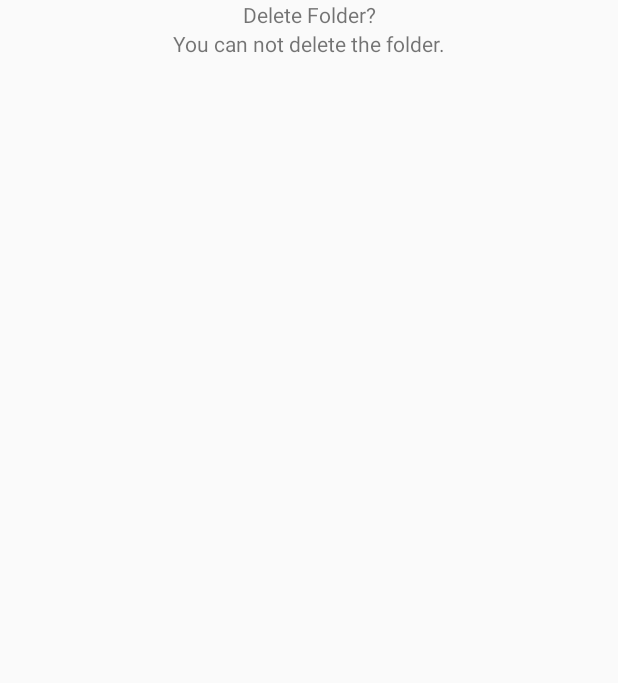
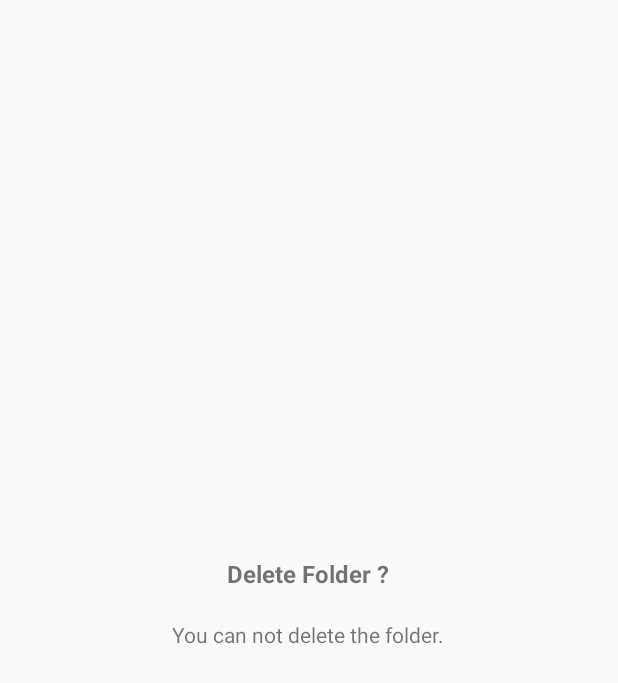
Before and after one commit to huirong628/mytodo, an Android app: the layout dialog_delete_folder.xml on its own in the app's theme, with its tools: preview values and no code run, on a phone screen of 412 x 824 dp. Shown: the top 683 px of the screen. Run offline under Robolectric (Android 15) with nearby library versions, the phone set to English and light mode, and no system bars.

Commit message:
删除dialog提示UI优化

```diff
--- a/app/src/main/res/layout/dialog_delete_folder.xml
+++ b/app/src/main/res/layout/dialog_delete_folder.xml
@@ -1,28 +1,30 @@
 <?xml version="1.0" encoding="utf-8"?>
 <LinearLayout xmlns:android="http://schemas.android.com/apk/res/android"
-    android:layout_width="match_parent"
+    android:layout_width="wrap_content"
     android:layout_height="wrap_content"
-    android:orientation="vertical">
+    android:layout_gravity="center"
+    android:orientation="vertical"
+    android:paddingBottom="24dp"
+    android:paddingLeft="24dp"
+    android:paddingRight="24dp"
+    android:paddingTop="24dp">
 
     <TextView
-        android:layout_width="match_parent"
+        android:layout_width="wrap_content"
         android:layout_height="wrap_content"
-        android:gravity="center"
-        android:text="Delete Folder?" />
+        android:layout_gravity="center"
+        android:text="Delete Folder ?"
+        android:textSize="16sp"
+        android:textStyle="bold" />
 
     <TextView
-        android:layout_width="match_parent"
+        android:id="@+id/folder_content"
+        android:layout_width="wrap_content"
         android:layout_height="wrap_content"
+        android:layout_gravity="center"
+        android:layout_marginBottom="20dp"
+        android:layout_marginTop="20dp"
         android:text="You can not delete the folder."
-        android:gravity="center" />
-
-    <TextView
-        android:layout_width="match_parent"
-        android:layout_height="wrap_content" />
-
-    <TextView
-        android:layout_width="match_parent"
-        android:layout_height="wrap_content" />
-
+        android:textSize="14sp" />
 
 </LinearLayout>
```
